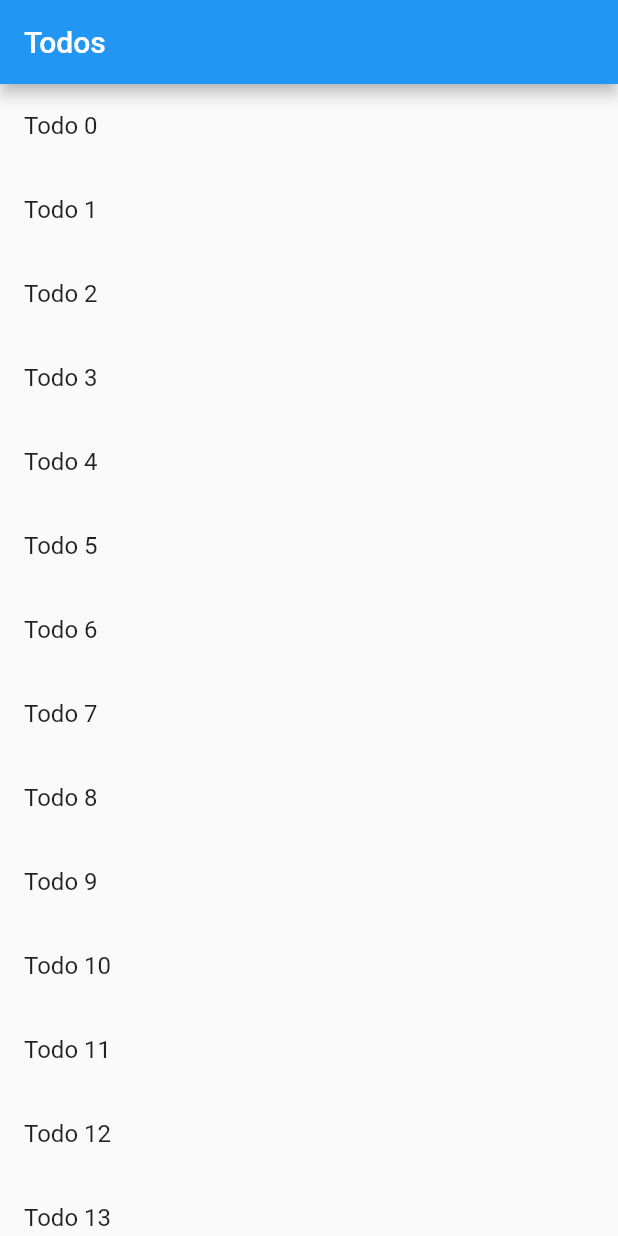
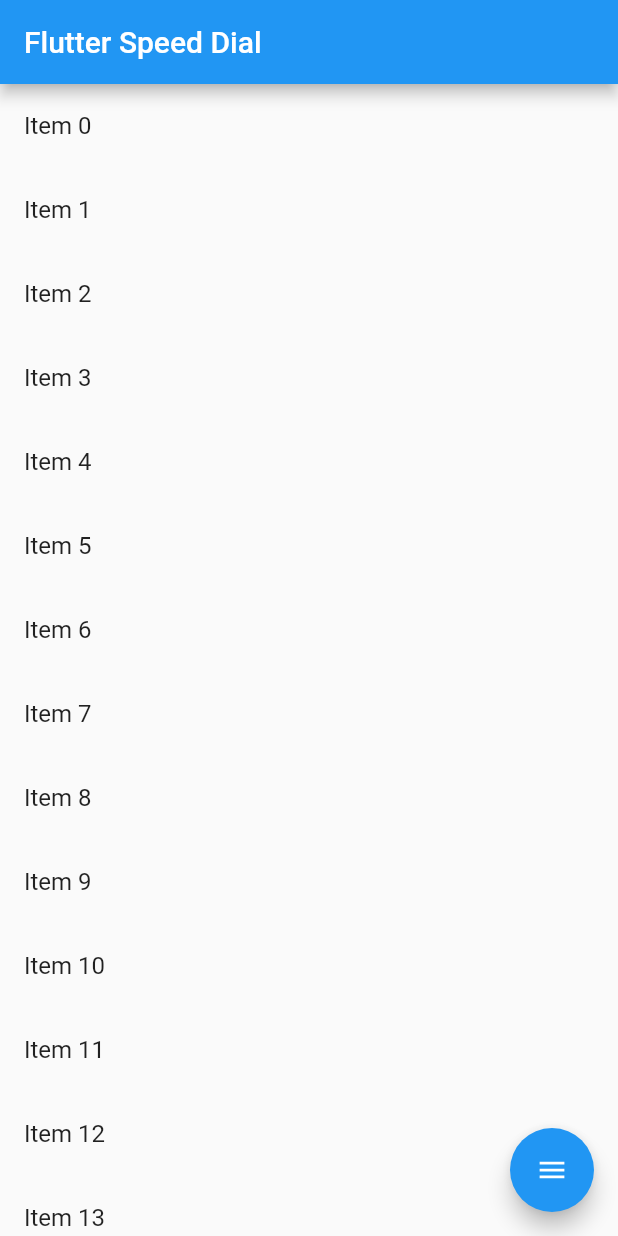
Before and after one commit to HitomiHoshi/tutorial_flutter, a Flutter app: the screen it shows after launch, on a phone screen of 412 x 824 dp. Run offline on Flutter 3.47's test engine with Material 2 defaults, Android fonts, the phone set to English and light mode, and no system bars; drawn by our look-alikes of flutter_speed_dial; missing offline and left inert: flutter_bootstrap.

Commit message:
fab speed dial

```diff
--- /dev/null
+++ b/lib/floating_action_button/fab_speed_dial.dart
@@ -0,0 +1,96 @@
+import 'package:flutter/material.dart';
+import 'package:flutter/rendering.dart';
+
+import 'package:flutter_speed_dial/flutter_speed_dial.dart';
+
+class FabSpeedDial extends StatelessWidget {
+  @override
+  Widget build(BuildContext context) {
+    return MaterialApp(home: MyApp(), title: 'Flutter Speed Dial Examples');
+}
+}
+
+class MyApp extends StatefulWidget {
+  @override
+  MyAppState createState() => MyAppState();
+}
+
+class MyAppState extends State<MyApp> with TickerProviderStateMixin {
+  ScrollController scrollController;
+  bool dialVisible = true;
+
+  @override
+  void initState() {
+    super.initState();
+
+    scrollController = ScrollController()
+      ..addListener(() {
+        setDialVisible(scrollController.position.userScrollDirection ==
+            ScrollDirection.forward);
+      });
+  }
+
+  void setDialVisible(bool value) {
+    setState(() {
+      dialVisible = value;
+    });
+  }
+
+  Widget buildBody() {
+    return ListView.builder(
+      controller: scrollController,
+      itemCount: 30,
+      itemBuilder: (ctx, i) => ListTile(title: Text('Item $i')),
+    );
+  }
+
+  SpeedDial buildSpeedDial() {
+    return SpeedDial(
+      animatedIcon: AnimatedIcons.menu_close,
+      animatedIconTheme: IconThemeData(size: 22.0),
+      // child: Icon(Icons.add),
+      onOpen: () => print('OPENING DIAL'),
+      onClose: () => print('DIAL CLOSED'),
+      visible: dialVisible,
+      curve: Curves.bounceIn,
+      children: [
+        SpeedDialChild(
+          child: Icon(Icons.accessibility, color: Colors.white),
+          backgroundColor: Colors.deepOrange,
+          onTap: () => print('FIRST CHILD'),
+          label: 'First Child',
+          labelStyle: TextStyle(fontWeight: FontWeight.w500),
+          labelBackgroundColor: Colors.deepOrangeAccent,
+        ),
+        SpeedDialChild(
+          child: Icon(Icons.brush, color: Colors.white),
+          backgroundColor: Colors.green,
+          onTap: () => print('SECOND CHILD'),
+          label: 'Second Child',
+          labelStyle: TextStyle(fontWeight: FontWeight.w500),
+          labelBackgroundColor: Colors.green,
+        ),
+        SpeedDialChild(
+          child: Icon(Icons.keyboard_voice, color: Colors.white),
+          backgroundColor: Colors.blue,
+          onTap: () => print('THIRD CHILD'),
+          labelWidget: Container(
+            color: Colors.blue,
+            margin: EdgeInsets.only(right: 10),
+            padding: EdgeInsets.all(6),
+            child: Text('Custom Label Widget'),
+          ),
+        ),
+      ],
+    );
+  }
+
+  @override
+  Widget build(BuildContext context) {
+    return Scaffold(
+      appBar: AppBar(title: Text('Flutter Speed Dial')),
+      body: buildBody(),
+      floatingActionButton: buildSpeedDial(),
+    );
+  }
+}
--- a/lib/main.dart
+++ b/lib/main.dart
@@ -1,9 +1,5 @@
 import 'package:flutter/material.dart';
-import 'package:tutorial_flutter/Navigation_w_argument/pushNamed_w_argument.dart';
-import 'package:tutorial_flutter/Navigation_w_argument/push_w_argument.dart';
-import 'package:tutorial_flutter/bootstrap/bootstrap_example.dart';
-import 'package:tutorial_flutter/multiple_page_connection/page_one.dart';
-// import 'package:tutorial_flutter/input_field/template_input_field.dart';
+import 'package:tutorial_flutter/floating_action_button/fab_speed_dial.dart';
 
 void main() {
   runApp(MyApp());
@@ -19,7 +15,7 @@
         primarySwatch: Colors.blue,
         visualDensity: VisualDensity.adaptivePlatformDensity,
       ),
-      home: PushWArg(),
+      home: FabSpeedDial(),
     );
   }
 }
--- a/pubspec.yaml
+++ b/pubspec.yaml
@@ -23,6 +23,7 @@
 dependencies:
   device_preview: ^0.4.8
   flutter_bootstrap: ^1.0.1
+  flutter_speed_dial: ^1.2.5
   flutter:
     sdk: flutter
 
```
Also changed, not shown: pubspec.lock.
